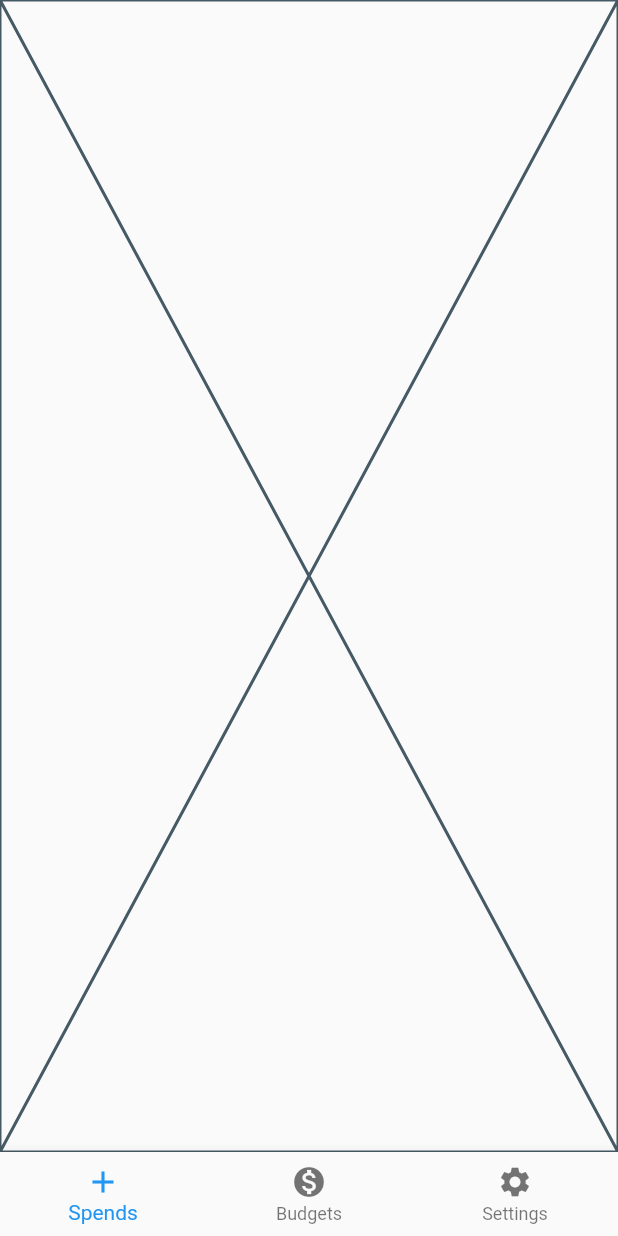
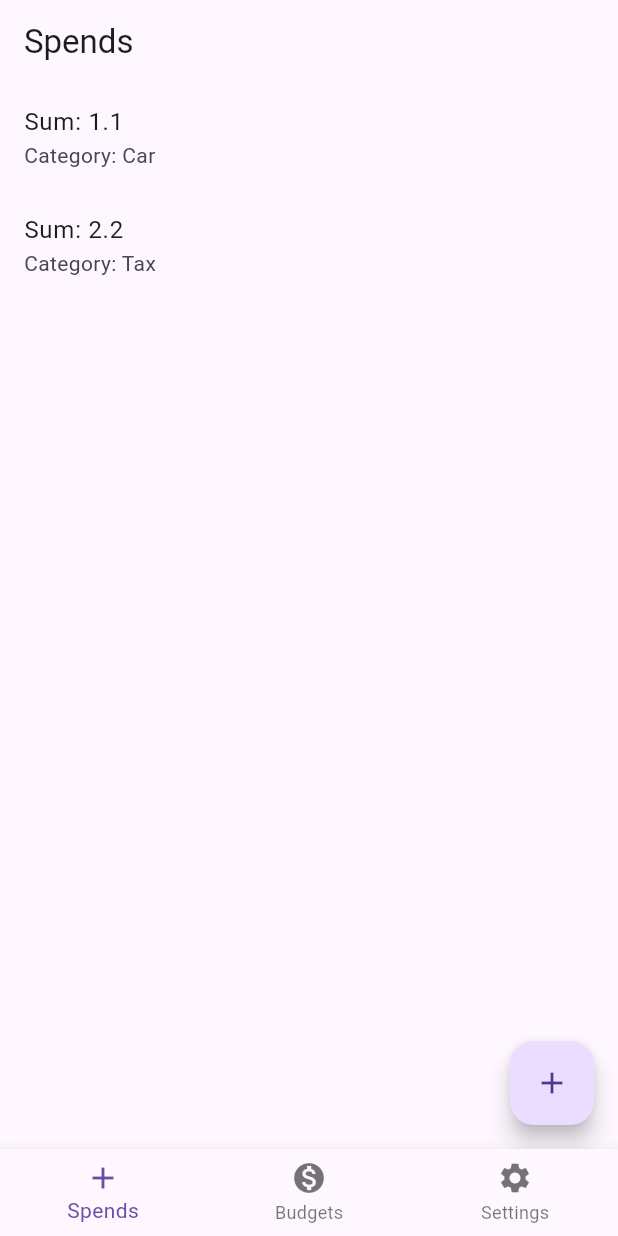
Before and after one commit to chitkiu/balance_budget, a Flutter app: the screen it shows after launch, on a phone screen of 412 x 824 dp. Run offline on Flutter 3.47's test engine with Material 2 defaults, Android fonts, the phone set to English and light mode, and no system bars; drawn by our look-alikes of flutter_platform_widgets; our stand-ins replace get, rxdart; generated files the repository leaves out were written again.

Commit message:
Added simple implementation of spend screen

```diff
--- a/lib/categories/data/local_category_repository.dart
+++ b/lib/categories/data/local_category_repository.dart
@@ -8,10 +8,16 @@ import 'models/category.dart';
 class LocalCategoryRepository {
 
   final _uuid = const Uuid();
-  final List<Category> _categories = [];
+  final RxList<Category> categories = <Category>[].obs;
+
+  //TODO Remove after add normal storage
+  LocalCategoryRepository() {
+    create("Car", null, null);
+    create("Tax", null, null);
+  }
 
   void create(String title, IconData? icon, CategoryId? rootCategory) {
-    _categories.add(Category(
+    categories.add(Category(
       id: CategoryId(_uuid.v4()),
       title: title,
       icon: icon,
@@ -19,24 +25,24 @@ class LocalCategoryRepository {
     ));
   }
 
-  List<Category> getAllCategories() {
-    return _categories;
+  Category? getCategoryById(CategoryId id) {
+    return categories.firstWhereOrNull((element) => element.id == id);
   }
 
   void remove(CategoryId category) {
-    _categories.removeWhere((element) => element.id == category);
+    categories.removeWhere((element) => element.id == category);
   }
 
   void edit(CategoryId category, String? title, IconData? icon,
       CategoryId? rootCategory) {
-    var editCategory = _categories.firstWhereOrNull((element) => element.id == category);
+    var editCategory = categories.firstWhereOrNull((element) => element.id == category);
     if (editCategory == null) {
       return;
     }
-    var index = _categories.lastIndexOf(editCategory);
+    var index = categories.lastIndexOf(editCategory);
 
-    _categories.removeAt(index);
+    categories.removeAt(index);
 
-    _categories.insert(index, editCategory.copyWith(title, icon, rootCategory));
+    categories.insert(index, editCategory.copyWith(title, icon, rootCategory));
   }
 }
--- a/lib/categories/data/models/category.dart
+++ b/lib/categories/data/models/category.dart
@@ -18,4 +18,9 @@ class Category {
       rootCategory: rootCategory ?? this.rootCategory,
     );
   }
+
+  @override
+  String toString() {
+    return 'Category{id: $id, title: $title, icon: $icon, rootCategory: $rootCategory}';
+  }
 }
--- a/lib/categories/data/models/category_id.dart
+++ b/lib/categories/data/models/category_id.dart
@@ -10,4 +10,9 @@ class CategoryId {
 
   @override
   int get hashCode => id.hashCode;
+
+  @override
+  String toString() {
+    return id.toString();
+  }
 }
--- /dev/null
+++ b/lib/home_screen/ui/home_body_builder.dart
@@ -0,0 +1,31 @@
+import 'package:balance_budget/spends/domain/spends_controller.dart';
+import 'package:balance_budget/spends/ui/spend_screen.dart';
+import 'package:flutter/widgets.dart';
+import 'package:get/get.dart';
+
+import 'models/home_screen_tab.dart';
+
+class HomeBodyBuilder {
+
+  const HomeBodyBuilder();
+
+  //TODO Change Get.put to self-created binding
+  Widget getBody(HomeScreenTab tab) {
+   switch (tab) {
+     case HomeScreenTab.spends:
+       Get.put(SpendsController());
+       return const SpendScreen();
+     case HomeScreenTab.budget:
+       if (Get.isRegistered<SpendsController>()) {
+         Get.delete<SpendsController>();
+       }
+       return const Placeholder();
+     case HomeScreenTab.settings:
+       if (Get.isRegistered<SpendsController>()) {
+         Get.delete<SpendsController>();
+       }
+       return const Placeholder();
+   }
+  }
+
+}
--- a/lib/home_screen/ui/home_screen.dart
+++ b/lib/home_screen/ui/home_screen.dart
@@ -1,9 +1,12 @@
-import 'package:balance_budget/categories/data/models/category.dart';
 import 'package:flutter/material.dart';
 import 'package:flutter_platform_widgets/flutter_platform_widgets.dart';
+import 'package:get/get.dart';
 
+import '../../categories/data/local_category_repository.dart';
+import '../../spends/data/local_spend_repository.dart';
+import 'home_body_builder.dart';
+import 'mappers/home_screen_tab_mapper.dart';
 import 'models/home_screen_tab.dart';
-import 'mappers/home_screen_tab_mapper.dart';
 
 class HomeScreen extends StatefulWidget {
   const HomeScreen({Key? key}) : super(key: key);
@@ -14,13 +17,21 @@ class HomeScreen extends StatefulWidget {
 
 class _HomeScreenState extends State<HomeScreen> {
   final HomeScreenTabMapper _mapper = const HomeScreenTabMapper();
+  final HomeBodyBuilder _builder = const HomeBodyBuilder();
 
   HomeScreenTab _currentItem = HomeScreenTab.spends;
 
   @override
+  void initState() {
+    Get.lazyPut(() => LocalCategoryRepository());
+    Get.lazyPut(() => LocalSpendRepository());
+    super.initState();
+  }
+
+  @override
   Widget build(BuildContext context) {
     return PlatformScaffold(
-        body: const Placeholder(),
+        body: _builder.getBody(_currentItem),
         material: (context, platform) {
           return MaterialScaffoldData(
               bottomNavBar: NavigationBar(
--- a/lib/l10n/app_en.arb
+++ b/lib/l10n/app_en.arb
@@ -2,5 +2,7 @@
   "appTitle": "Balance Budget",
   "spendsTabName": "Spends",
   "budgetTabName": "Budgets",
-  "settingsTabName": "Settings"
+  "settingsTabName": "Settings",
+  "spendSum": "Sum: {SUM}",
+  "spendCategory": "Category: {CATEGORY}"
 }
--- a/lib/l10n/app_uk.arb
+++ b/lib/l10n/app_uk.arb
@@ -2,5 +2,7 @@
   "appTitle": "Balance Budget",
   "spendsTabName": "Витрати",
   "budgetTabName": "Бюджети",
-  "settingsTabName": "Налаштування"
+  "settingsTabName": "Налаштування",
+  "spendSum": "Сума: {SUM}",
+  "spendCategory": "Категорія: {CATEGORY}"
 }
--- a/lib/main.dart
+++ b/lib/main.dart
@@ -20,6 +20,7 @@ class MyApp extends StatelessWidget {
         onGenerateTitle: (context) => AppLocalizations.of(context)!.appTitle,
         localizationsDelegates: AppLocalizations.localizationsDelegates,
         supportedLocales: AppLocalizations.supportedLocales,
+        theme: ThemeData(useMaterial3: true),
         home: const HomeScreen(),
       );
     } else {
--- a/lib/spends/data/local_spend_repository.dart
+++ b/lib/spends/data/local_spend_repository.dart
@@ -1,16 +1,35 @@
 import 'package:get/get.dart';
 import 'package:uuid/uuid.dart';
 
+import '../../categories/data/local_category_repository.dart';
 import '../../categories/data/models/category_id.dart';
 import 'models/spend.dart';
 import 'models/spend_id.dart';
 
 class LocalSpendRepository {
   final _uuid = const Uuid();
-  final List<Spend> _spends = [];
+  final RxList<Spend> spends = <Spend>[].obs;
+
+  //TODO Remove after add normal storage
+  LocalSpendRepository() {
+    LocalCategoryRepository category = Get.find();
+    var allCategories = category.categories;
+    create(
+        1.1,
+        allCategories[0].id,
+        DateTime.now(),
+        null
+    );
+    create(
+        2.2,
+        allCategories[1].id,
+        DateTime.now(),
+        null
+    );
+  }
 
   void create(double sum, CategoryId categoryId, DateTime time, String? comment) {
-    _spends.add(Spend(
+    spends.add(Spend(
       id: SpendId(_uuid.v4()),
       sum: sum,
       categoryId: categoryId,
@@ -19,24 +38,20 @@ class LocalSpendRepository {
     ));
   }
 
-  List<Spend> getAllSpends() {
-    return _spends;
-  }
-
   void remove(SpendId spend) {
-    _spends.removeWhere((element) => element.id == spend);
+    spends.removeWhere((element) => element.id == spend);
   }
 
   void edit(SpendId spend, double? sum, CategoryId? categoryId, DateTime? time, String? comment) {
     var editSpend =
-        _spends.firstWhereOrNull((element) => element.id == spend);
+        spends.firstWhereOrNull((element) => element.id == spend);
     if (editSpend == null) {
       return;
     }
-    var index = _spends.lastIndexOf(editSpend);
+    var index = spends.lastIndexOf(editSpend);
 
-    _spends.removeAt(index);
+    spends.removeAt(index);
 
-    _spends.insert(index, editSpend.copyWith(sum: sum, categoryId: categoryId, time: time, comment: comment));
+    spends.insert(index, editSpend.copyWith(sum: sum, categoryId: categoryId, time: time, comment: comment));
   }
 }
--- /dev/null
+++ b/lib/spends/data/models/rich_spend_model.dart
@@ -0,0 +1,9 @@
+import '../../../categories/data/models/category.dart';
+import 'spend.dart';
+
+class RichSpendModel {
+  final Spend spend;
+  final Category category;
+
+  RichSpendModel(this.spend, this.category);
+}
--- a/lib/spends/data/models/spend.dart
+++ b/lib/spends/data/models/spend.dart
@@ -24,4 +24,9 @@ class Spend {
       comment: comment ?? this.comment,
     );
   }
+
+  @override
+  String toString() {
+    return 'Spend{id: $id, sum: $sum, categoryId: $categoryId, time: $time, comment: $comment}';
+  }
 }
--- a/lib/spends/data/models/spend_id.dart
+++ b/lib/spends/data/models/spend_id.dart
@@ -10,4 +10,9 @@ class SpendId {
 
   @override
   int get hashCode => id.hashCode;
+
+  @override
+  String toString() {
+    return id.toString();
+  }
 }
--- /dev/null
+++ b/lib/spends/data/spend_aggregator.dart
@@ -0,0 +1,31 @@
+import 'package:get/get.dart';
+import 'package:rxdart/rxdart.dart';
+
+import '../../categories/data/local_category_repository.dart';
+import 'local_spend_repository.dart';
+import 'models/rich_spend_model.dart';
+
+class SpendAggregator {
+  LocalCategoryRepository get _categoryRepository => Get.find();
+  LocalSpendRepository get _spendRepository => Get.find();
+
+  Stream<List<RichSpendModel>> spends() {
+    return CombineLatestStream.combine2(
+      _categoryRepository.categories.stream,
+      _spendRepository.spends.stream,
+      (categories, spends) {
+        return spends
+            .map((e) {
+              var category = categories
+                  .firstWhereOrNull((element) => element.id == e.categoryId);
+              if (category == null) {
+                return null;
+              }
+              return RichSpendModel(e, category);
+            })
+            .whereType<RichSpendModel>()
+            .toList();
+      },
+    );
+  }
+}
--- /dev/null
+++ b/lib/spends/domain/mappers/spend_ui_mapper.dart
@@ -0,0 +1,21 @@
+import 'package:balance_budget/spends/data/models/rich_spend_model.dart';
+
+import '../../../categories/data/models/category.dart';
+import '../../data/models/spend.dart';
+import '../../ui/models/spend_ui_model.dart';
+
+class SpendUIMapper {
+  const SpendUIMapper();
+
+  SpendUIModel map(Spend spend, Category category) {
+    return SpendUIModel(
+        sum: spend.sum.toString(),
+        categoryName: category.title,
+    );
+  }
+
+  SpendUIModel mapFromRich(RichSpendModel richSpend) {
+    return map(richSpend.spend, richSpend.category);
+  }
+
+}
--- /dev/null
+++ b/lib/spends/domain/spends_controller.dart
@@ -0,0 +1,53 @@
+import 'dart:async';
+
+import 'package:balance_budget/spends/data/spend_aggregator.dart';
+import 'package:get/get.dart';
+
+import '../../categories/data/local_category_repository.dart';
+import '../data/local_spend_repository.dart';
+import '../ui/models/spend_ui_model.dart';
+import 'mappers/spend_ui_mapper.dart';
+
+class SpendsController extends GetxController {
+  LocalSpendRepository get _spendRepo => Get.find();
+  LocalCategoryRepository get _categoryRepo => Get.find();
+  late final SpendAggregator _spendAggregator;
+
+  final SpendUIMapper _spendUIMapper = const SpendUIMapper();
+  RxList<SpendUIModel> spends = <SpendUIModel>[].obs;
+  StreamSubscription? _spendListener;
+
+  @override
+  void onInit() async {
+    _spendAggregator = SpendAggregator();
+
+    super.onInit();
+  }
+
+  @override
+  void onReady() {
+    _spendListener?.cancel();
+    _spendListener = _spendAggregator.spends().listen((event) {
+      spends.value = event
+          .map(_spendUIMapper.mapFromRich)
+          .toList();
+    });
+    _categoryRepo.categories.refresh();
+    _spendRepo.spends.refresh();
+
+    super.onReady();
+  }
+
+  @override
+  void onClose() {
+    _spendListener?.cancel();
+    _spendListener = null;
+    super.onClose();
+  }
+
+  void addSpend() {
+    _spendRepo.create(
+        1.2, _categoryRepo.categories[0].id, DateTime.now(), null);
+  }
+
+}
--- /dev/null
+++ b/lib/spends/ui/models/spend_ui_model.dart
@@ -0,0 +1,6 @@
+class SpendUIModel {
+  final String sum;
+  final String categoryName;
+
+  SpendUIModel({required this.sum, required this.categoryName});
+}
--- /dev/null
+++ b/lib/spends/ui/spend_screen.dart
@@ -0,0 +1,53 @@
+import 'package:flutter/cupertino.dart';
+import 'package:flutter/material.dart';
+import 'package:flutter_platform_widgets/flutter_platform_widgets.dart';
+import 'package:get/get.dart';
+
+import '../../translator_extension.dart';
+import '../domain/spends_controller.dart';
+
+class SpendScreen extends GetWidget<SpendsController> {
+  const SpendScreen({Key? key}) : super(key: key);
+
+  @override
+  Widget build(BuildContext context) {
+    return PlatformScaffold(
+      appBar: PlatformAppBar(
+        title: Text(Get.localisation.spendsTabName),
+        cupertino: (context, platform) {
+          return CupertinoNavigationBarData(
+            trailing: CupertinoButton(
+              child: const Icon(CupertinoIcons.add),
+              onPressed: () {
+                controller.addSpend();
+              },
+            )
+          );
+        },
+      ),
+      body: Obx(() {
+        var spends = controller.spends;
+        return ListView.builder(
+          itemBuilder: (context, index) {
+            var item = spends[index];
+            return ListTile(
+              title: Text(Get.localisation.spendSum(item.sum)),
+              subtitle: Text(Get.localisation.spendCategory(item.categoryName)),
+            );
+          },
+          itemCount: spends.length,
+        );
+      }),
+      material: (context, platform) {
+        return MaterialScaffoldData(
+          floatingActionButton: FloatingActionButton(
+              onPressed: () {
+                controller.addSpend();
+              },
+            child: const Icon(Icons.add),
+          )
+        );
+      },
+    );
+  }
+}
--- a/pubspec.yaml
+++ b/pubspec.yaml
@@ -17,6 +17,8 @@ dependencies:
     sdk: flutter
   intl: any
   uuid: ^3.0.7
+  async: ^2.10.0
+  rxdart: ^0.27.7
 
 dev_dependencies:
   flutter_test:
```
Also changed, not shown: pubspec.lock.
